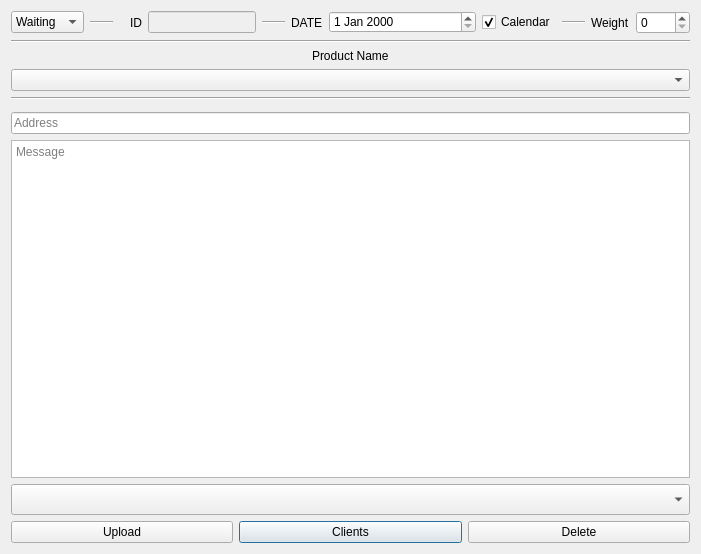
First picture: the form in TransportManagersServer/dialogrecorteditform.ui, repository werasaimon/TransportManagers, before the edit.
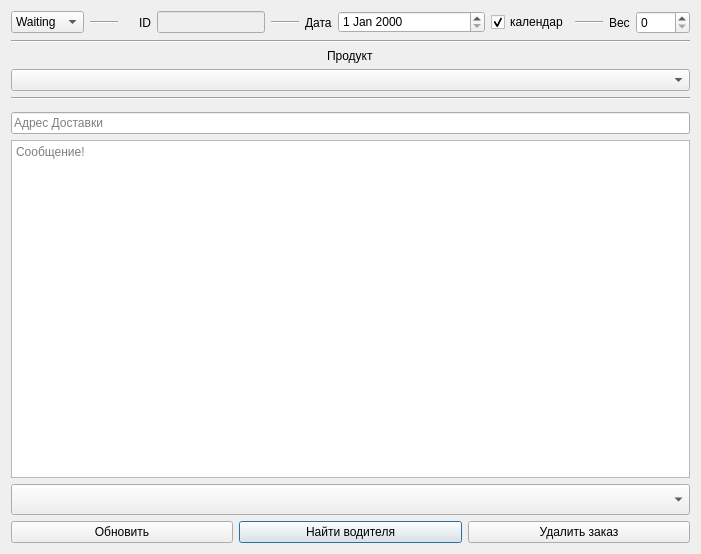
Second picture: the form after the edit.

```diff
--- a/TransportManagersServer/dialogrecorteditform.ui
+++ b/TransportManagersServer/dialogrecorteditform.ui
@@ -21,21 +21,21 @@
        <item row="0" column="1">
         <widget class="QPushButton" name="pushButton_2">
          <property name="text">
-          <string>Clients</string>
+          <string>Найти водителя</string>
          </property>
         </widget>
        </item>
        <item row="0" column="0">
         <widget class="QPushButton" name="pushButton">
          <property name="text">
-          <string>Upload</string>
+          <string>Обновить</string>
          </property>
         </widget>
        </item>
        <item row="0" column="2">
         <widget class="QPushButton" name="pushButton_Delete">
          <property name="text">
-          <string>Delete</string>
+          <string>Удалить заказ</string>
          </property>
         </widget>
        </item>
@@ -44,7 +44,7 @@
      <item row="9" column="0">
       <widget class="QLineEdit" name="lineEdit_Address">
        <property name="placeholderText">
-        <string>Address</string>
+        <string>Адрес Доставки</string>
        </property>
       </widget>
      </item>
@@ -84,7 +84,7 @@
        <item row="0" column="7">
         <widget class="QCheckBox" name="checkBox_Calendar">
          <property name="text">
-          <string>Calendar</string>
+          <string>календар</string>
          </property>
          <property name="checked">
           <bool>true</bool>
@@ -110,7 +110,7 @@
          <item row="0" column="0">
           <widget class="QLabel" name="label_3">
            <property name="text">
-            <string>Weight</string>
+            <string>Вес</string>
            </property>
           </widget>
          </item>
@@ -126,7 +126,7 @@
        <item row="0" column="5" alignment="Qt::AlignRight">
         <widget class="QLabel" name="label">
          <property name="text">
-          <string>DATE</string>
+          <string>Дата</string>
          </property>
         </widget>
        </item>
@@ -181,7 +181,7 @@
      <item row="3" column="0" alignment="Qt::AlignHCenter">
       <widget class="QLabel" name="label_4">
        <property name="text">
-        <string>Product Name</string>
+        <string>Продукт</string>
        </property>
       </widget>
      </item>
@@ -191,7 +191,7 @@
         <string>Message</string>
        </property>
        <property name="placeholderText">
-        <string>Message</string>
+        <string>Сообщение!</string>
        </property>
       </widget>
      </item>
```
